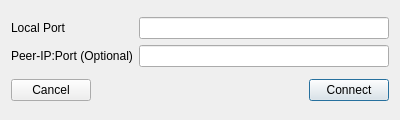
Above: ui_dialog.ui from christinadan/py2py before the change. Below: the same form after it.
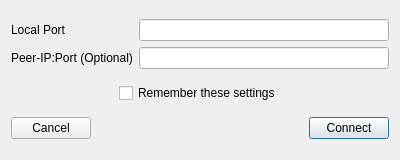
That is the form after the change.

Commit message: got connection dialog popup working

The edit to the form file:
```diff
--- a/ui_dialog.ui
+++ b/ui_dialog.ui
@@ -7,7 +7,7 @@
     <x>0</x>
     <y>0</y>
     <width>400</width>
-    <height>120</height>
+    <height>160</height>
    </rect>
   </property>
   <property name="windowTitle">
@@ -38,6 +38,43 @@
      </item>
     </layout>
    </item>
+   <item>
+    <layout class="QHBoxLayout" name="horizontalLayout">
+     <item>
+      <spacer name="horizontalSpacer_2">
+       <property name="orientation">
+        <enum>Qt::Horizontal</enum>
+       </property>
+       <property name="sizeHint" stdset="0">
+        <size>
+         <width>40</width>
+         <height>20</height>
+        </size>
+       </property>
+      </spacer>
+     </item>
+     <item>
+      <widget class="QCheckBox" name="rememberSettings">
+       <property name="text">
+        <string>Remember these settings</string>
+       </property>
+      </widget>
+     </item>
+     <item>
+      <spacer name="horizontalSpacer_3">
+       <property name="orientation">
+        <enum>Qt::Horizontal</enum>
+       </property>
+       <property name="sizeHint" stdset="0">
+        <size>
+         <width>40</width>
+         <height>20</height>
+        </size>
+       </property>
+      </spacer>
+     </item>
+    </layout>
+   </item>
    <item>
     <layout class="QHBoxLayout" name="horizontalLayout_2">
      <item>
```
The commit also changes 2 other files.
